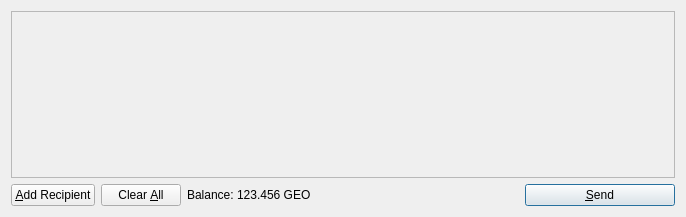
dwights/schrutebuck, file src/qt/forms/sendcoinsdialog.ui: the form before one commit.
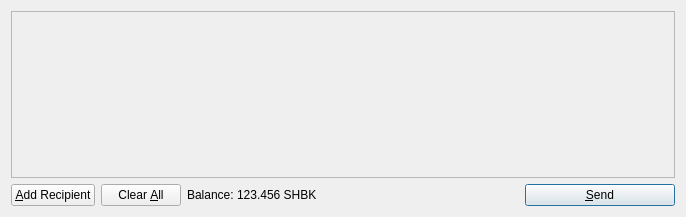
The form after the commit. Icons and pictures are not drawn.

Patch:
```diff
--- a/src/qt/forms/sendcoinsdialog.ui
+++ b/src/qt/forms/sendcoinsdialog.ui
@@ -119,7 +119,7 @@
           <cursorShape>IBeamCursor</cursorShape>
          </property>
          <property name="text">
-          <string>123.456 GEO</string>
+          <string>123.456 SHBK</string>
          </property>
          <property name="textInteractionFlags">
           <set>Qt::LinksAccessibleByMouse|Qt::TextSelectableByKeyboard|Qt::TextSelectableByMouse</set>
```
